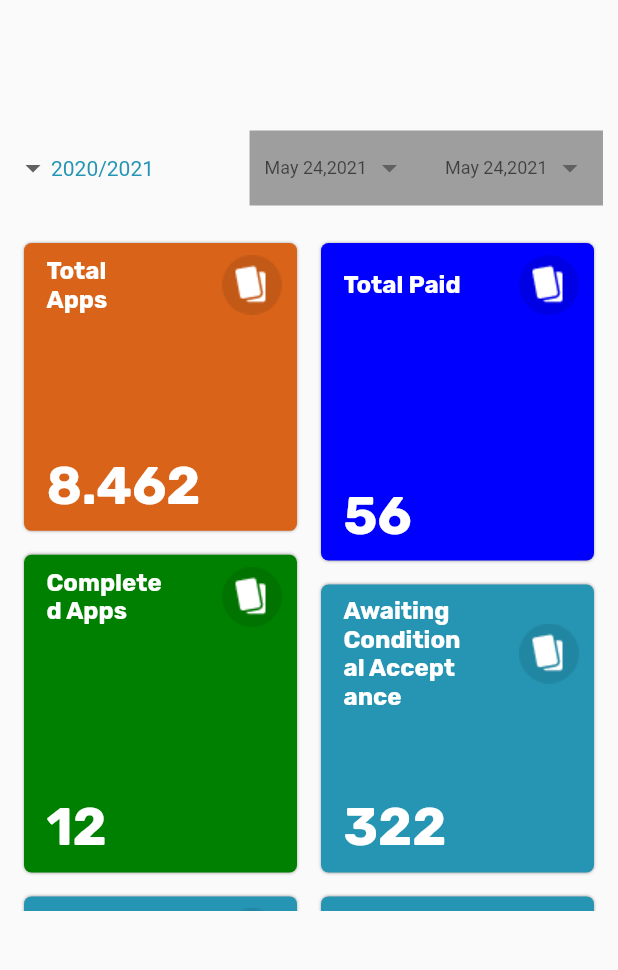
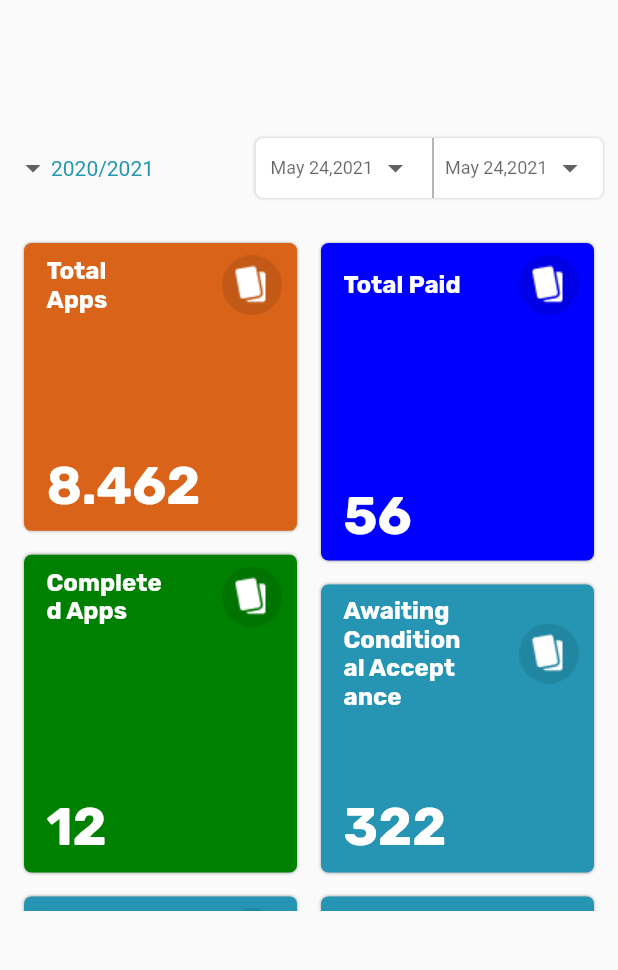
Before and after one commit to hiahmad30/OTAS, a Flutter app: the StatePage screen opened directly, on a phone screen of 412 x 824 dp, the part 193-1163 px from its top. Run offline on Flutter 3.47's test engine with Material 2 defaults, Android fonts, the phone set to English and light mode, and no system bars; our stand-ins replace charts_flutter, flutter_linkify, flutter_svg, font_awesome_flutter, get, google_fonts.

Commit message:
stats fix

```diff
--- a/lib/Screens/StatePage.dart
+++ b/lib/Screens/StatePage.dart
@@ -94,7 +94,8 @@ class _StatePageState extends State<StatePage> {
                             textDirection: TextDirection.rtl,
                             child: DropdownButtonHideUnderline(
                               child: DropdownButton<String>(
-                                style: TextStyle(fontSize: 14),
+                                style:
+                                    TextStyle(fontSize: 14, color: Colors.grey),
                                 items: <String>['2020/2021', '2021/2022']
                                     .map((String value) {
                                   return new DropdownMenuItem<String>(
@@ -117,14 +118,21 @@ class _StatePageState extends State<StatePage> {
                       Padding(
                         padding: const EdgeInsets.only(right: 10.0),
                         child: Container(
-                          padding: EdgeInsets.all(10),
-                          height: 50,
-                          color: Colors.grey,
+                          decoration: BoxDecoration(
+                            borderRadius: BorderRadius.circular(5),
+                            color: Color(0xffFFFFFF),
+                            boxShadow: [
+                              BoxShadow(color: Colors.grey[400], blurRadius: 1),
+                            ],
+                          ),
+                          padding: EdgeInsets.only(left: 10, right: 10),
+                          height: 40,
                           child: Row(
                             children: [
                               DropdownButtonHideUnderline(
                                 child: DropdownButton<String>(
-                                  style: TextStyle(fontSize: 12),
+                                  style: TextStyle(
+                                      fontSize: 12, color: Colors.black87),
                                   items: <String>[
                                     'jan 01,2021',
                                     'April 24,2021'
@@ -142,15 +150,16 @@ class _StatePageState extends State<StatePage> {
                                 width: 5,
                               ),
                               VerticalDivider(
-                                color: Colors.black,
-                                thickness: 2,
-                                width: 20,
-                                indent: 200,
-                                endIndent: 200,
+                                color: Colors.grey,
+                                thickness: 1,
+                                // width: 20,
+                                //  indent: 200,
+                                //  endIndent: 200,
                               ),
                               DropdownButtonHideUnderline(
                                 child: DropdownButton<String>(
-                                  style: TextStyle(fontSize: 12),
+                                  style: TextStyle(
+                                      fontSize: 12, color: Colors.black87),
                                   items: <String>[
                                     'May 24,2021 ',
                                     'May 24,2021 '
```
